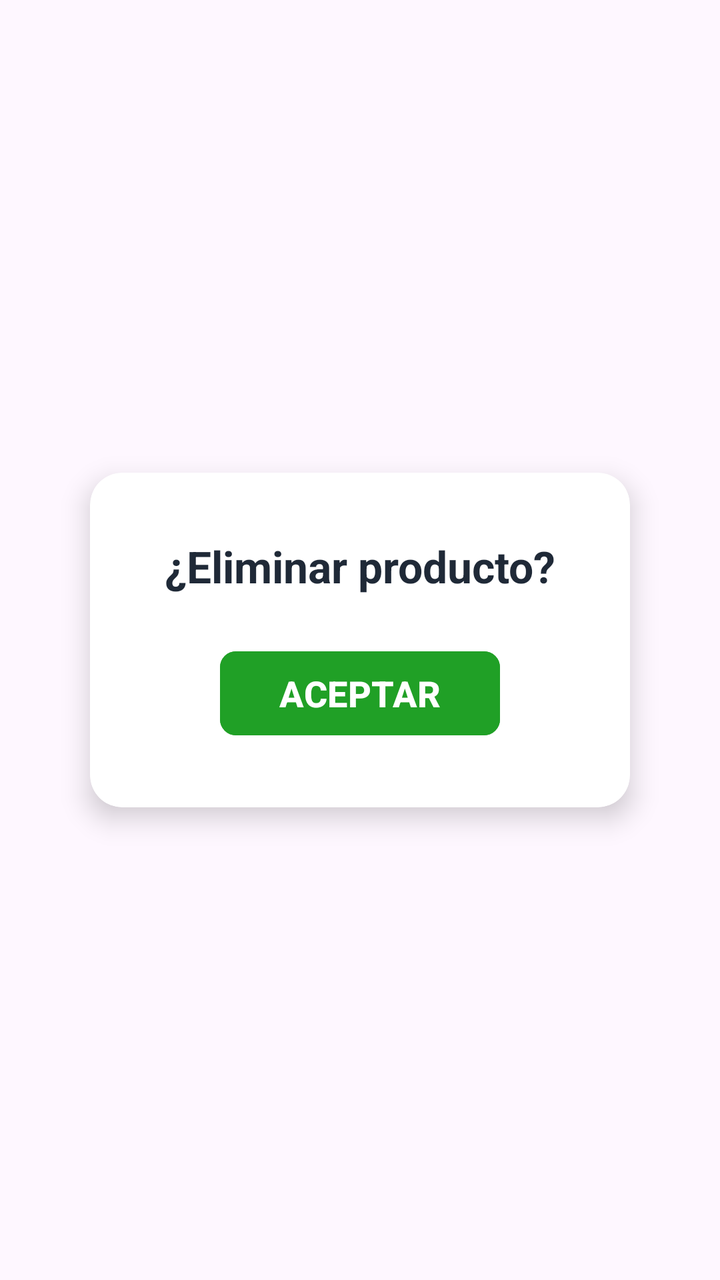
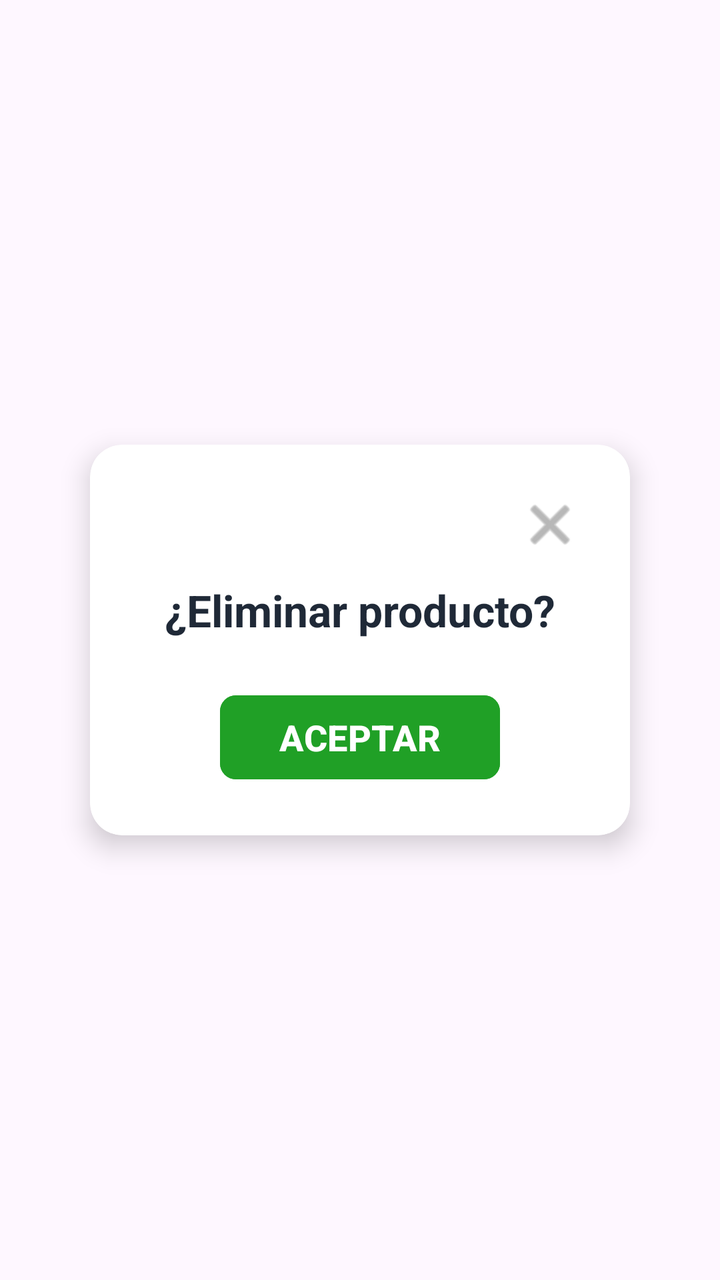

The first picture is an Android layout as it rendered before a commit; the second is the same layout after the commit. The layout source and the unified diff follow.
<!-- AndroidManifest.xml: application theme Theme.LCSRInventory -->
<!-- res/layout/popup__alert.xml -->
<?xml version="1.0" encoding="utf-8"?>
<androidx.constraintlayout.widget.ConstraintLayout
    xmlns:android="http://schemas.android.com/apk/res/android"
    xmlns:app="http://schemas.android.com/apk/res-auto"
    android:layout_width="match_parent"
    android:layout_height="match_parent"
    android:background="@android:color/transparent">

    <androidx.cardview.widget.CardView
        android:layout_width="wrap_content"
        android:layout_height="wrap_content"
        android:layout_margin="32dp"
        app:cardBackgroundColor="@android:color/white"
        app:cardCornerRadius="16dp"
        app:cardElevation="8dp"
        app:layout_constraintBottom_toBottomOf="parent"
        app:layout_constraintEnd_toEndOf="parent"
        app:layout_constraintStart_toStartOf="parent"
        app:layout_constraintTop_toTopOf="parent">

        <androidx.constraintlayout.widget.ConstraintLayout
            android:layout_width="270dp"
            android:layout_height="wrap_content"
            android:padding="32dp">

            <TextView
                android:id="@+id/popup_delete__title"
                android:layout_width="0dp"
                android:layout_height="wrap_content"
                android:text="¿Eliminar producto?"
                android:textAlignment="center"
                android:textColor="#1F2937"
                android:textSize="22sp"
                android:textStyle="bold"
                app:layout_constraintEnd_toEndOf="parent"
                app:layout_constraintStart_toStartOf="parent"
                app:layout_constraintTop_toTopOf="parent" />

            <com.google.android.material.button.MaterialButton
                android:id="@+id/popup_delete__btn_accept"
                android:layout_width="140dp"
                android:layout_height="50dp"
                android:layout_marginTop="24dp"
                android:backgroundTint="@color/green"
                android:text="ACEPTAR"
                android:textColor="@android:color/white"
                android:textSize="18sp"
                android:textStyle="bold"
                app:cornerRadius="8dp"
                app:layout_constraintBottom_toBottomOf="parent"
                app:layout_constraintEnd_toEndOf="parent"
                app:layout_constraintStart_toStartOf="parent"
                app:layout_constraintTop_toBottomOf="@+id/popup_delete__title"
                app:layout_constraintVertical_bias="1.0" />

        </androidx.constraintlayout.widget.ConstraintLayout>
    </androidx.cardview.widget.CardView>
</androidx.constraintlayout.widget.ConstraintLayout>
<!-- resources referenced by this layout -->
<resources>
  <color name="green">#20A026</color>
  <style name="Theme.LCSRInventory" parent="Base.Theme.LCSRInventory" />
  <style name="Base.Theme.LCSRInventory" parent="Theme.Material3.DayNight.NoActionBar">
          
          
      </style>
</resources>

<!-- the commit's change to res/layout/popup__alert.xml (unified diff, before → after) -->
@@ -21,12 +21,24 @@
         <androidx.constraintlayout.widget.ConstraintLayout
             android:layout_width="270dp"
             android:layout_height="wrap_content"
-            android:padding="32dp">
+            android:padding="24dp">
+
+            
+            <ImageButton
+                android:id="@+id/popup_delete__btn_close"
+                android:layout_width="32dp"
+                android:layout_height="32dp"
+                android:background="?attr/selectableItemBackgroundBorderless"
+                android:src="@android:drawable/ic_menu_close_clear_cancel"
+                app:layout_constraintEnd_toEndOf="parent"
+                app:layout_constraintTop_toTopOf="parent"
+                app:tint="#888888" />
 
             <TextView
                 android:id="@+id/popup_delete__title"
                 android:layout_width="0dp"
                 android:layout_height="wrap_content"
+                android:layout_marginTop="12dp"
                 android:text="¿Eliminar producto?"
                 android:textAlignment="center"
                 android:textColor="#1F2937"
@@ -34,7 +46,7 @@
                 android:textStyle="bold"
                 app:layout_constraintEnd_toEndOf="parent"
                 app:layout_constraintStart_toStartOf="parent"
-                app:layout_constraintTop_toTopOf="parent" />
+                app:layout_constraintTop_toBottomOf="@+id/popup_delete__btn_close" />
 
             <com.google.android.material.button.MaterialButton
                 android:id="@+id/popup_delete__btn_accept"
@@ -50,8 +62,7 @@
                 app:layout_constraintBottom_toBottomOf="parent"
                 app:layout_constraintEnd_toEndOf="parent"
                 app:layout_constraintStart_toStartOf="parent"
-                app:layout_constraintTop_toBottomOf="@+id/popup_delete__title"
-                app:layout_constraintVertical_bias="1.0" />
+                app:layout_constraintTop_toBottomOf="@+id/popup_delete__title" />
 
         </androidx.constraintlayout.widget.ConstraintLayout>
     </androidx.cardview.widget.CardView>
